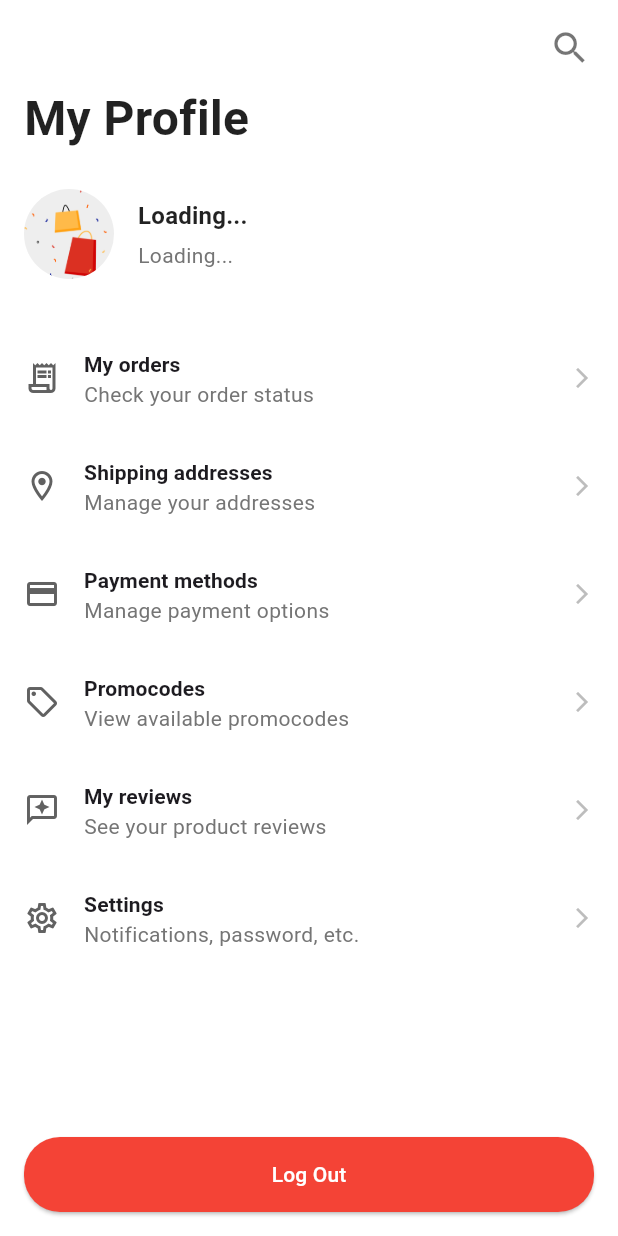
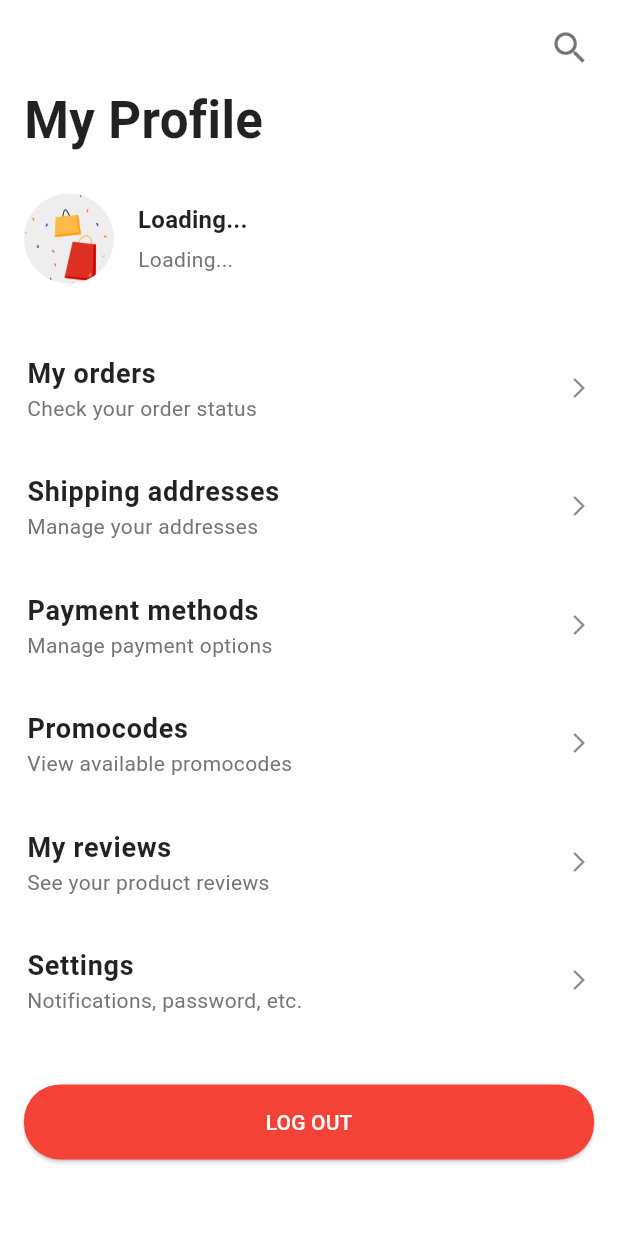
Before and after one commit to namxoai2308/SmartBuy, a Flutter app: the ProfilePage screen opened directly, on a phone screen of 412 x 824 dp. Run offline on Flutter 3.47's test engine with Material 3 defaults, Android fonts, the phone set to English and light mode, and no system bars; our stand-ins replace bloc, cloud_firestore, dio, equatable, firebase_auth, firebase_core and 6 more; missing offline and left inert: flutter_stripe; accounts and stored records are empty.

Commit message:
update shipping address and payment

```diff
--- a/lib/controllers/checkout/checkout_state.dart
+++ b/lib/controllers/checkout/checkout_state.dart
@@ -15,12 +15,14 @@ final class CheckoutLoaded extends CheckoutState {
   final ShippingAddress? shippingAddress;
   final DeliveryMethod? selectedDeliveryMethod;
   final double? totalAmount;
+  final PaymentMethod? selectedPaymentMethod;
 
   CheckoutLoaded({
     required this.deliveryMethods,
     this.selectedDeliveryMethod,
     this.shippingAddress,
     required this.totalAmount,
+    this.selectedPaymentMethod,
   });
 
   CheckoutLoaded copyWith({
@@ -28,12 +30,14 @@ final class CheckoutLoaded extends CheckoutState {
     ShippingAddress? shippingAddress,
     DeliveryMethod? selectedDeliveryMethod,
     double? totalAmount,
+    PaymentMethod? selectedPaymentMethod,
   }) {
     return CheckoutLoaded(
       deliveryMethods: deliveryMethods ?? this.deliveryMethods,
       shippingAddress: shippingAddress ?? this.shippingAddress,
       selectedDeliveryMethod: selectedDeliveryMethod ?? this.selectedDeliveryMethod,
       totalAmount: totalAmount ?? this.totalAmount,
+      selectedPaymentMethod: selectedPaymentMethod ?? this.selectedPaymentMethod,
     );
   }
 }
--- a/lib/views/pages/cart_page.dart
+++ b/lib/views/pages/cart_page.dart
@@ -32,7 +32,7 @@ class CartPage extends StatelessWidget {
 
             return Padding(
               padding:
-                  const EdgeInsets.symmetric(vertical: 8.0, horizontal: 16.0),
+                  const EdgeInsets.symmetric(vertical: 10.0, horizontal: 16.0),
               child: RefreshIndicator(
                 onRefresh: () async {
                   await cartCubit.getCartItems();
@@ -54,7 +54,7 @@ class CartPage extends StatelessWidget {
                       'My Cart',
                       style: Theme.of(context).textTheme.titleLarge!.copyWith(
                             fontWeight: FontWeight.bold,
-                            fontSize: 32,
+                            fontSize: 34,
                             color: Colors.black,
                           ),
                     ),
--- a/lib/views/pages/checkout/add_shipping_address_page.dart
+++ b/lib/views/pages/checkout/add_shipping_address_page.dart
@@ -69,7 +69,7 @@ class _AddShippingAddressPageState extends State<AddShippingAddressPage> {
       await checkoutCubit.saveAddress(address);
 
       if (!mounted) return;
-      Navigator.of(context).pop();
+      Navigator.of(context).pop(true);
       ScaffoldMessenger.of(context).showSnackBar(
         const SnackBar(content: Text('Address saved successfully')),
       );
--- a/lib/views/pages/profile/profle_page.dart
+++ b/lib/views/pages/profile/profle_page.dart
@@ -4,7 +4,6 @@ import 'package:flutter_ecommerce/controllers/auth/auth_cubit.dart';
 import 'package:flutter_ecommerce/utilities/routes.dart';
 import 'package:flutter_ecommerce/views/widgets/main_button.dart';
 import 'package:flutter_ecommerce/controllers/checkout/checkout_cubit.dart';
-
 
 class ProfilePage extends StatelessWidget {
   const ProfilePage({super.key});
@@ -42,10 +41,10 @@ class ProfilePage extends StatelessWidget {
             ),
             Padding(
               padding: const EdgeInsets.fromLTRB(16.0, 0, 16.0, 0),
-              child: Text(
+              child: const Text(
                 "My Profile",
-                style: const TextStyle(
-                  fontSize: 32,
+                style: TextStyle(
+                  fontSize: 34,
                   fontWeight: FontWeight.bold,
                   color: Colors.black87,
                 ),
@@ -97,7 +96,6 @@ class ProfilePage extends StatelessWidget {
                 children: [
                   _buildProfileTile(
                     context,
-                    icon: Icons.receipt_long_outlined,
                     title: "My orders",
                     subtitle: "Check your order status",
                     onTap: () {
@@ -106,7 +104,6 @@ class ProfilePage extends StatelessWidget {
                   ),
                   _buildProfileTile(
                     context,
-                    icon: Icons.location_on_outlined,
                     title: "Shipping addresses",
                     subtitle: "Manage your addresses",
                     onTap: () {
@@ -119,7 +116,6 @@ class ProfilePage extends StatelessWidget {
                   ),
                   _buildProfileTile(
                     context,
-                    icon: Icons.payment_outlined,
                     title: "Payment methods",
                     subtitle: "Manage payment options",
                     onTap: () {
@@ -128,30 +124,25 @@ class ProfilePage extends StatelessWidget {
                   ),
                   _buildProfileTile(
                     context,
-                    icon: Icons.sell_outlined,
                     title: "Promocodes",
                     subtitle: "View available promocodes",
                     onTap: () {},
                   ),
                   _buildProfileTile(
                     context,
-                    icon: Icons.reviews_outlined,
                     title: "My reviews",
                     subtitle: "See your product reviews",
                     onTap: () {},
                   ),
                   _buildProfileTile(
                     context,
-                    icon: Icons.settings_outlined,
                     title: "Settings",
                     subtitle: "Notifications, password, etc.",
                     onTap: () {},
                   ),
-                ],
-              ),
-            ),
+                  const SizedBox(height: 30),
                   Padding(
-              padding: const EdgeInsets.fromLTRB(16.0, 8.0, 16.0, 16.0),
+                    padding: const EdgeInsets.symmetric(horizontal: 16.0),
                     child: BlocListener<AuthCubit, AuthState>(
                       listener: (context, state) {
                         if (state is AuthInitial) {
@@ -184,7 +175,7 @@ class ProfilePage extends StatelessWidget {
                             );
                           }
                           return MainButton(
-                      text: 'Log Out',
+                            text: 'LOG OUT',
                             onTap: () async {
                               await authCubit.logout();
                             },
@@ -192,6 +183,10 @@ class ProfilePage extends StatelessWidget {
                           );
                         },
                       ),
+                    ),
+                  ),
+                  const SizedBox(height: 24),
+                ],
               ),
             ),
           ],
@@ -202,25 +197,34 @@ class ProfilePage extends StatelessWidget {
 
   Widget _buildProfileTile(
     BuildContext context, {
-    required IconData icon,
     required String title,
     required String subtitle,
     VoidCallback? onTap,
   }) {
     return ListTile(
-      leading: Icon(icon, color: Colors.grey[700], size: 24),
       title: Text(
         title,
-        style: Theme.of(context).textTheme.titleSmall?.copyWith(fontWeight: FontWeight.w600),
+        style: const TextStyle(
+          fontSize: 18,
+          fontWeight: FontWeight.w600,
+          color: Colors.black87,
+        ),
       ),
       subtitle: Text(
         subtitle,
-        style: Theme.of(context).textTheme.bodyMedium?.copyWith(color: Colors.grey[600]),
+        style: TextStyle(
+          fontSize: 14,
+          color: Colors.grey[600],
         ),
-      trailing: Icon(Icons.arrow_forward_ios, size: 16, color: Colors.grey[400]),
+      ),
+      trailing: const Icon(
+        Icons.arrow_forward_ios,
+        size: 16,
+        color: Colors.black45,
+      ),
       onTap: onTap,
       dense: true,
-      contentPadding: const EdgeInsets.symmetric(horizontal: 16.0, vertical: 4.0),
+      contentPadding: const EdgeInsets.symmetric(horizontal: 18.0, vertical: 8.0),
     );
   }
 }
```
Also changed, not shown: lib/controllers/checkout/checkout_cubit.dart (+35 -20 lines), lib/models/payment_method.dart (+20 -11 lines), lib/models/shipping_address.dart (+13 -0 lines), lib/views/pages/chatbot_page.dart (+43 -26 lines), lib/views/widgets/checkout/payment_component.dart (+27 -2 lines), lib/views/widgets/checkout/shipping_address_state_item.dart (+29 -11 lines), 4 other files. Lines whose indentation alone changed are shown as unchanged.
